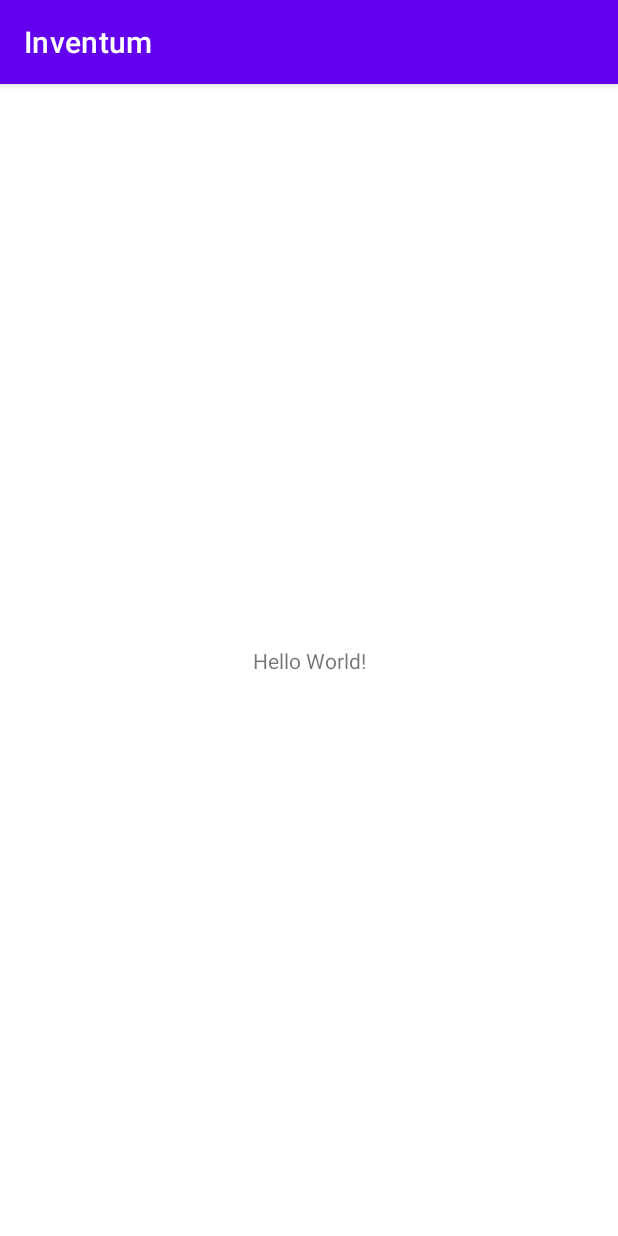
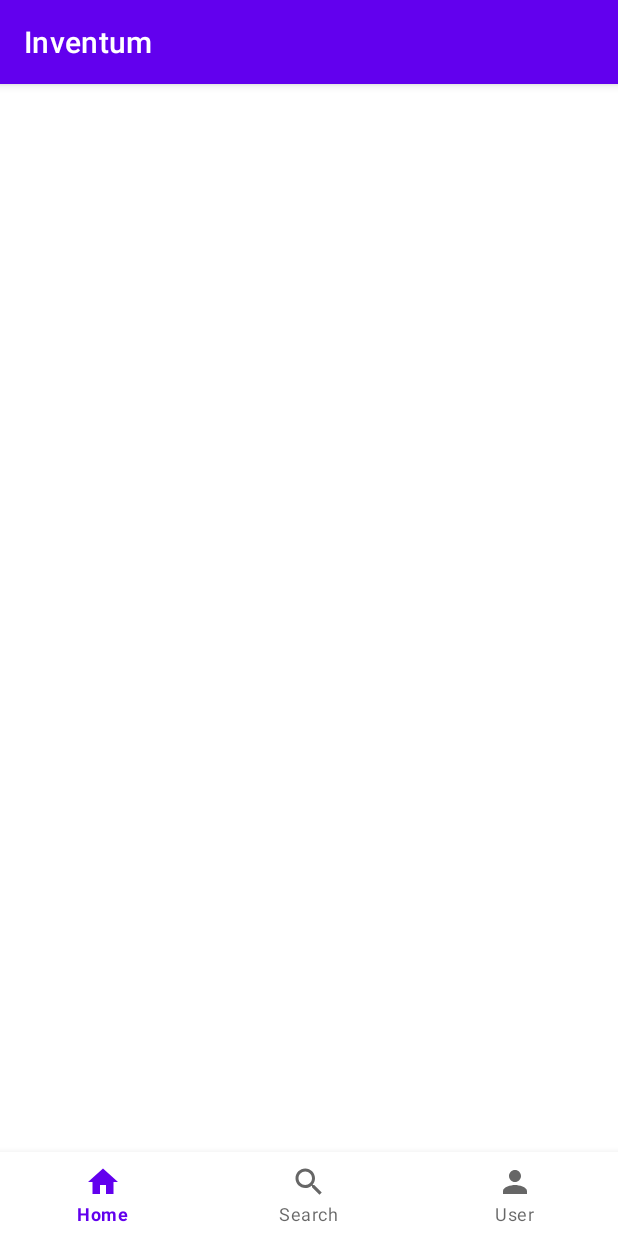
Before and after one commit to ahyeung/Inventum, an Android app: the screen it shows after launch (MainActivity), on a phone screen of 412 x 824 dp. Run offline under Robolectric (Android 15) with nearby library versions, the phone set to English and light mode, and no system bars; libraries missing offline, so code that uses them is left out: com.spotify.android, com.spotify.protocol; 2 statements that could not run were skipped.

Commit message:
BottomNav menu added

```diff
--- /dev/null
+++ b/app/src/main/res/drawable/ic_home.xml
@@ -0,0 +1,10 @@
+<vector xmlns:android="http://schemas.android.com/apk/res/android"
+    android:width="24dp"
+    android:height="24dp"
+    android:viewportWidth="24"
+    android:viewportHeight="24"
+    android:tint="?attr/colorControlNormal">
+  <path
+      android:fillColor="@android:color/white"
+      android:pathData="M10,20v-6h4v6h5v-8h3L12,3 2,12h3v8z"/>
+</vector>
--- /dev/null
+++ b/app/src/main/res/drawable/ic_search.xml
@@ -0,0 +1,10 @@
+<vector xmlns:android="http://schemas.android.com/apk/res/android"
+    android:width="24dp"
+    android:height="24dp"
+    android:viewportWidth="24"
+    android:viewportHeight="24"
+    android:tint="?attr/colorControlNormal">
+  <path
+      android:fillColor="@android:color/white"
+      android:pathData="M15.5,14h-0.79l-0.28,-0.27C15.41,12.59 16,11.11 16,9.5 16,5.91 13.09,3 9.5,3S3,5.91 3,9.5 5.91,16 9.5,16c1.61,0 3.09,-0.59 4.23,-1.57l0.27,0.28v0.79l5,4.99L20.49,19l-4.99,-5zM9.5,14C7.01,14 5,11.99 5,9.5S7.01,5 9.5,5 14,7.01 14,9.5 11.99,14 9.5,14z"/>
+</vector>
--- /dev/null
+++ b/app/src/main/res/drawable/ic_user.xml
@@ -0,0 +1,10 @@
+<vector xmlns:android="http://schemas.android.com/apk/res/android"
+    android:width="24dp"
+    android:height="24dp"
+    android:viewportWidth="24"
+    android:viewportHeight="24"
+    android:tint="?attr/colorControlNormal">
+  <path
+      android:fillColor="@android:color/white"
+      android:pathData="M12,12c2.21,0 4,-1.79 4,-4s-1.79,-4 -4,-4 -4,1.79 -4,4 1.79,4 4,4zM12,14c-2.67,0 -8,1.34 -8,4v2h16v-2c0,-2.66 -5.33,-4 -8,-4z"/>
+</vector>
--- a/app/src/main/res/layout/activity_main.xml
+++ b/app/src/main/res/layout/activity_main.xml
@@ -1,18 +1,22 @@
 <?xml version="1.0" encoding="utf-8"?>
-<androidx.constraintlayout.widget.ConstraintLayout xmlns:android="http://schemas.android.com/apk/res/android"
+<RelativeLayout xmlns:android="http://schemas.android.com/apk/res/android"
     xmlns:app="http://schemas.android.com/apk/res-auto"
     xmlns:tools="http://schemas.android.com/tools"
     android:layout_width="match_parent"
     android:layout_height="match_parent"
     tools:context=".MainActivity">
 
-    <TextView
-        android:layout_width="wrap_content"
+    <FrameLayout
+        android:layout_width="match_parent"
+        android:layout_height="match_parent"
+        android:id="@+id/container" />
+
+    <com.google.android.material.bottomnavigation.BottomNavigationView
+        android:layout_width="match_parent"
         android:layout_height="wrap_content"
-        android:text="Hello World!"
-        app:layout_constraintBottom_toBottomOf="parent"
-        app:layout_constraintLeft_toLeftOf="parent"
-        app:layout_constraintRight_toRightOf="parent"
-        app:layout_constraintTop_toTopOf="parent" />
+        android:id="@+id/bottomnav"
+        android:layout_alignParentBottom="true"
+        android:background="?android:attr/windowBackground"
+        app:menu="@menu/menu" />
 
-</androidx.constraintlayout.widget.ConstraintLayout>
+</RelativeLayout>
--- /dev/null
+++ b/app/src/main/res/menu/menu.xml
@@ -0,0 +1,15 @@
+<?xml version="1.0" encoding="utf-8"?>
+<menu xmlns:android="http://schemas.android.com/apk/res/android">
+    <item
+        android:id="@+id/home"
+        android:title="Home"
+        android:icon="@drawable/ic_home" />
+    <item
+        android:id="@+id/search"
+        android:title="Search"
+        android:icon="@drawable/ic_search" />
+    <item
+        android:id="@+id/user"
+        android:title="User"
+        android:icon="@drawable/ic_user" />
+</menu>
```
